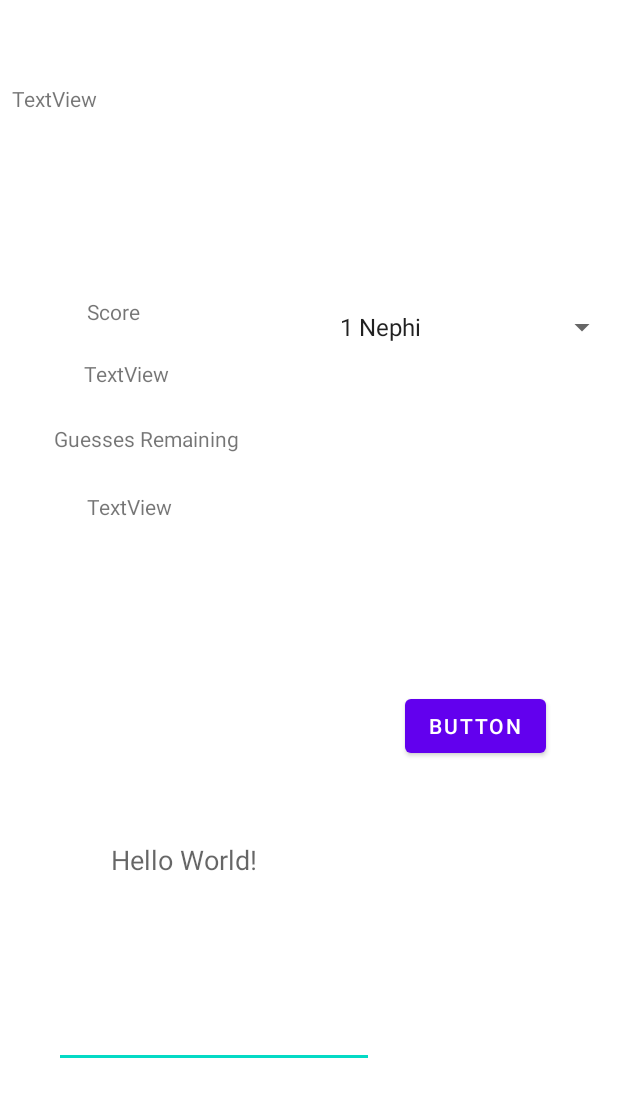
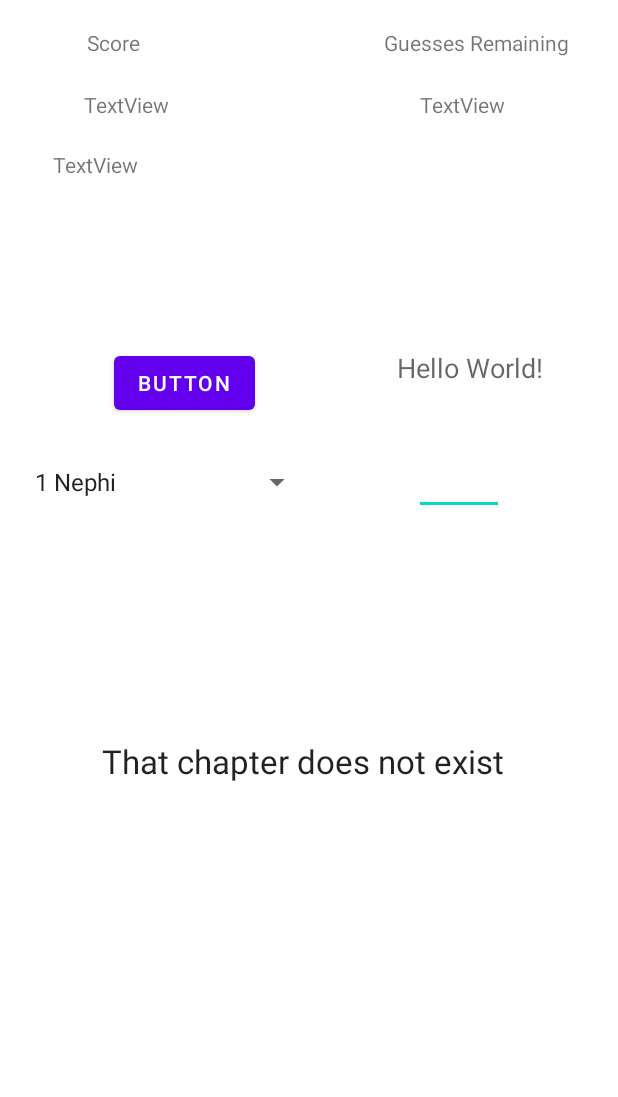
Before and after one commit to nomerza2/Scripture-Baseball, an Android app: the layout activity_main.xml on its own in the app's theme, with its tools: preview values and no code run, on a phone screen of 412 x 824 dp. Shown: the top 1097 px of the screen. Run offline under Robolectric (Android 15) with nearby library versions, the phone set to English and light mode, and no system bars; network calls fail.

Commit message:
Fixed crashing error when chapter input is empty. adjusted display

```diff
--- a/app/src/main/java/com/example/scripturebaseball/MainActivity.kt
+++ b/app/src/main/java/com/example/scripturebaseball/MainActivity.kt
@@ -120,12 +120,13 @@ class MainActivity : AppCompatActivity() {
     //Displays message based on guess, handles score, attempts remaining, and currentState changes accordingly
     private fun interpretGuess() {
         val chapterInput = findViewById<EditText>(R.id.chapter_input)
-        val guessedChapter: Int = chapterInput.text.toString().toInt()
+
+        val guessedChapter: Int = chapterInput.text?.toString()?.toIntOrNull() ?: 0 //Elvis Operator - blank input = null = 0 = Nonexistant guess
         val bookChooser = findViewById<Spinner>(R.id.book_chooser)
         val bookIndex = bookChooser.selectedItemPosition
         var message: String
 
-        if (guessedChapter > chapterLimit) {
+        if (guessedChapter > chapterLimit || guessedChapter <= 0){
             message = getString(R.string.Nonexistant_Guess)
         } else if (bookIndex != targetBookIndex) {
             message = getString(R.string.Wrong_Book)
--- a/app/src/main/res/layout/activity_main.xml
+++ b/app/src/main/res/layout/activity_main.xml
@@ -10,58 +10,57 @@
         android:id="@+id/TextDisplayView"
         android:layout_width="wrap_content"
         android:layout_height="24dp"
-        android:layout_marginBottom="30dp"
+        android:layout_marginTop="113dp"
+        android:layout_marginEnd="50dp"
         android:text="Hello World!"
         android:textAppearance="@style/TextAppearance.AppCompat.Medium"
-        app:layout_constraintBottom_toBottomOf="parent"
         app:layout_constraintEnd_toEndOf="parent"
-        app:layout_constraintHorizontal_bias="0.235"
-        app:layout_constraintStart_toStartOf="parent"
-        app:layout_constraintTop_toTopOf="parent"
-        app:layout_constraintVertical_bias="0.728" />
+        app:layout_constraintTop_toBottomOf="@+id/verse_display" />
 
     <Spinner
         android:id="@+id/book_chooser"
         android:layout_width="wrap_content"
         android:layout_height="48dp"
         android:layout_marginStart="15dp"
-        android:layout_marginTop="194dp"
+        android:layout_marginTop="18dp"
         android:entries="@array/BoM_Books"
         android:minHeight="48dp"
         app:layout_constraintEnd_toEndOf="parent"
-        app:layout_constraintHorizontal_bias="1.0"
+        app:layout_constraintHorizontal_bias="0.0"
         app:layout_constraintStart_toStartOf="parent"
-        app:layout_constraintTop_toTopOf="parent" />
+        app:layout_constraintTop_toBottomOf="@+id/submitter" />
 
     <Button
         android:id="@+id/submitter"
         android:layout_width="wrap_content"
         android:layout_height="wrap_content"
-        android:layout_marginEnd="48dp"
-        android:layout_marginBottom="316dp"
+        android:layout_marginStart="76dp"
+        android:layout_marginTop="112dp"
         android:onClick="onClick"
         android:text="Button"
-        app:layout_constraintBottom_toBottomOf="parent"
-        app:layout_constraintEnd_toEndOf="parent" />
+        app:layout_constraintStart_toStartOf="parent"
+        app:layout_constraintTop_toBottomOf="@+id/verse_display" />
 
     <EditText
         android:id="@+id/chapter_input"
-        android:layout_width="wrap_content"
+        android:layout_width="60dp"
         android:layout_height="wrap_content"
-        android:layout_marginStart="36dp"
-        android:layout_marginBottom="112dp"
+        android:layout_marginStart="276dp"
+        android:layout_marginTop="41dp"
         android:ems="10"
         android:inputType="number"
-        app:layout_constraintBottom_toBottomOf="parent"
-        app:layout_constraintStart_toStartOf="parent" />
+        app:layout_constraintStart_toStartOf="parent"
+        app:layout_constraintTop_toBottomOf="@+id/TextDisplayView" />
 
     <TextView
         android:id="@+id/verse_display"
-        android:layout_width="wrap_content"
+        android:layout_width="0dp"
         android:layout_height="wrap_content"
-        android:layout_marginStart="8dp"
-        android:layout_marginTop="56dp"
+        android:layout_marginStart="35dp"
+        android:layout_marginTop="100dp"
+        android:layout_marginEnd="35dp"
         android:text="TextView"
+        app:layout_constraintEnd_toEndOf="parent"
         app:layout_constraintStart_toStartOf="parent"
         app:layout_constraintTop_toTopOf="parent" />
 
@@ -77,21 +76,26 @@
     <TextView
         android:id="@+id/Guess_Result"
         android:layout_width="wrap_content"
-        android:layout_height="wrap_content"
-        android:layout_marginStart="124dp"
-        android:layout_marginBottom="38dp"
-        app:layout_constraintBottom_toBottomOf="parent"
-        app:layout_constraintStart_toStartOf="parent" />
+        android:layout_height="30dp"
+        android:layout_marginStart="25dp"
+        android:layout_marginTop="147dp"
+        android:layout_marginEnd="25dp"
+        android:text="@string/Nonexistant_Guess"
+        android:textAppearance="@style/TextAppearance.AppCompat.Large"
+        app:layout_constraintEnd_toEndOf="parent"
+        app:layout_constraintHorizontal_bias="0.456"
+        app:layout_constraintStart_toStartOf="parent"
+        app:layout_constraintTop_toBottomOf="@+id/book_chooser" />
 
     <TextView
         android:id="@+id/Score_Displayer"
         android:layout_width="wrap_content"
         android:layout_height="wrap_content"
         android:layout_marginStart="56dp"
-        android:layout_marginTop="164dp"
+        android:layout_marginTop="60dp"
         android:text="TextView"
         app:layout_constraintStart_toStartOf="parent"
-        app:layout_constraintTop_toBottomOf="@+id/verse_display" />
+        app:layout_constraintTop_toTopOf="parent" />
 
     <TextView
         android:id="@+id/Score_Title"
@@ -107,20 +111,20 @@
         android:id="@+id/Guesses_Title"
         android:layout_width="wrap_content"
         android:layout_height="wrap_content"
-        android:layout_marginStart="36dp"
-        android:layout_marginTop="24dp"
+        android:layout_marginStart="256dp"
+        android:layout_marginBottom="22dp"
         android:text="@string/Guesses_Remaining"
-        app:layout_constraintStart_toStartOf="parent"
-        app:layout_constraintTop_toBottomOf="@+id/Score_Displayer" />
+        app:layout_constraintBottom_toTopOf="@+id/Remaining_Guesses_Displayer"
+        app:layout_constraintStart_toStartOf="parent" />
 
     <TextView
         android:id="@+id/Remaining_Guesses_Displayer"
         android:layout_width="wrap_content"
         android:layout_height="wrap_content"
-        android:layout_marginStart="58dp"
-        android:layout_marginTop="26dp"
+        android:layout_marginStart="280dp"
+        android:layout_marginTop="60dp"
         android:text="TextView"
         app:layout_constraintStart_toStartOf="parent"
-        app:layout_constraintTop_toBottomOf="@+id/Guesses_Title" />
+        app:layout_constraintTop_toTopOf="parent" />
 
 </androidx.constraintlayout.widget.ConstraintLayout>
```
